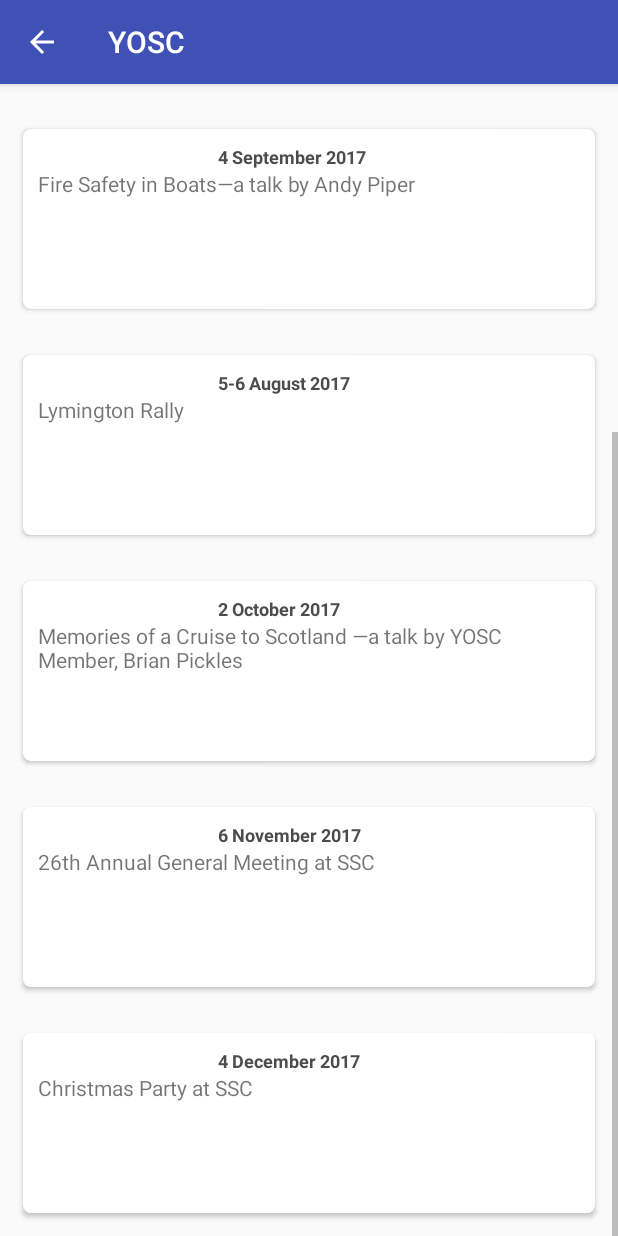
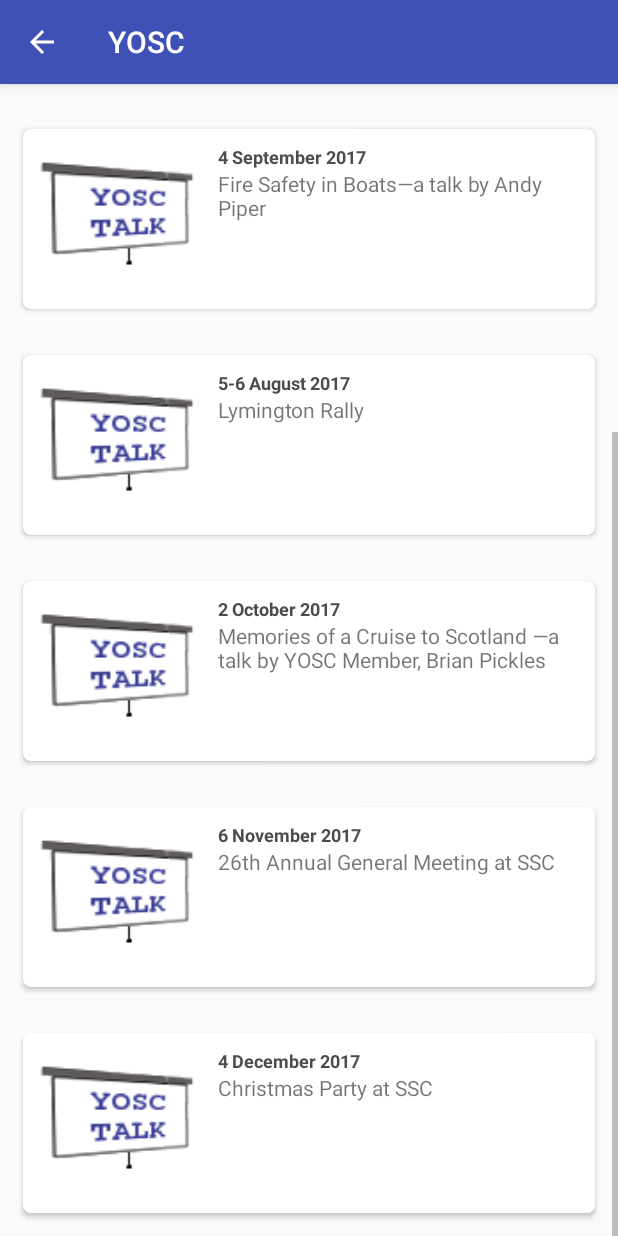
Before and after one commit to Brian-Gilliatt/YOSC, an Android app: the SocialEventsActivity screen opened directly, with no data from a screen before it, scrolled down 302 dp, on a phone screen of 412 x 824 dp. Run offline under Robolectric (Android 15) with nearby library versions, the phone set to English and light mode, and no system bars; pictures from the network do not load.

Commit message:
Added displaying of thumbnail in SocialActivitiesView

```diff
--- a/app/build.gradle
+++ b/app/build.gradle
@@ -31,4 +31,7 @@ dependencies {
     compile 'com.android.support.constraint:constraint-layout:1.0.2'
     testCompile 'junit:junit:4.12'
     compile 'com.android.support:cardview-v7:25.3.1'
+
+    // Glide
+    compile 'com.github.bumptech.glide:glide:3.7.0'
 }
--- a/app/src/main/java/uk/org/yosc/yosc/SocialEventsAdapter.java
+++ b/app/src/main/java/uk/org/yosc/yosc/SocialEventsAdapter.java
@@ -10,6 +10,8 @@ import android.widget.ImageView;
 import android.widget.TextView;
 
 import java.util.ArrayList;
+
+import com.bumptech.glide.Glide;
 
 /**
  * Created by Brian on 20/06/2017.
@@ -24,7 +26,7 @@ import android.view.View;
 import android.view.ViewGroup;
 import android.widget.TextView;
 
-//import com.bumptech.glide.Glide;
+
 
 import java.util.ArrayList;
 
@@ -77,7 +79,12 @@ import java.util.ArrayList;
             }
             holder.eventDate.setText(event.getDate());
             holder.desc.setText(event.getDescription());
-//            holder.thumbnail.setImageBitmap(@drawable/yosc_talk);
+//            holder.thumbnail.setImageBitmap(R.drawable.yosc_talk);
+            try {
+                Glide.with(mContext).load(R.drawable.yosc_talk).into((ImageView) holder.thumbnail );
+            } catch (Exception e) {
+                e.printStackTrace();
+            }
 
 
         }
--- a/app/src/main/res/layout/activity_sailing_events.xml
+++ b/app/src/main/res/layout/activity_sailing_events.xml
@@ -13,10 +13,10 @@
         android:layout_width="match_parent"
 
         android:layout_height="match_parent"
-
-        android:layout_marginTop="16dp"
         app:layout_constraintLeft_toLeftOf="parent"
         app:layout_constraintTop_toTopOf="parent"
+        android:layout_marginTop="16dp"
+
         android:clipToPadding="false"
         android:scrollbars="vertical"
           >
@@ -30,3 +30,5 @@
     <!--        android:layout_height="624dp"  -->
 <!-- android:layout_marginStart="16dp"   -->
 <!--   android:layout_marginLeft="16dp"  -->
+
+<!--      -->
--- a/app/src/main/res/layout/event_card.xml
+++ b/app/src/main/res/layout/event_card.xml
@@ -39,6 +39,7 @@
                 android:id="@+id/event_desc"
                 android:layout_width="match_parent"
                 android:layout_height="wrap_content"
+                android:layout_toRightOf="@id/event_thumbnail"
                 android:layout_below="@id/event_date"
 
                 android:paddingLeft="@dimen/album_title_padding"
@@ -48,6 +49,7 @@
                 android:id="@+id/event_organiser"
                 android:layout_width="match_parent"
                 android:layout_height="wrap_content"
+                android:layout_toRightOf="@id/event_thumbnail"
                 android:layout_below="@id/event_desc"
                 android:paddingLeft="@dimen/album_title_padding"
                 android:paddingRight="@dimen/album_title_padding"
```
Also changed, not shown: app/src/main/res/drawable/earth.jpg (added), app/src/main/res/drawable/jupiter.jpg (added), app/src/main/res/drawable/mars.jpg (added), app/src/main/res/drawable/mercury.jpg (added), app/src/main/res/drawable/neptune.jpg (added), app/src/main/res/drawable/saturn.jpg (added), app/src/main/res/drawable/uranus.jpg (added), app/src/main/res/drawable/venus.jpg (added).
